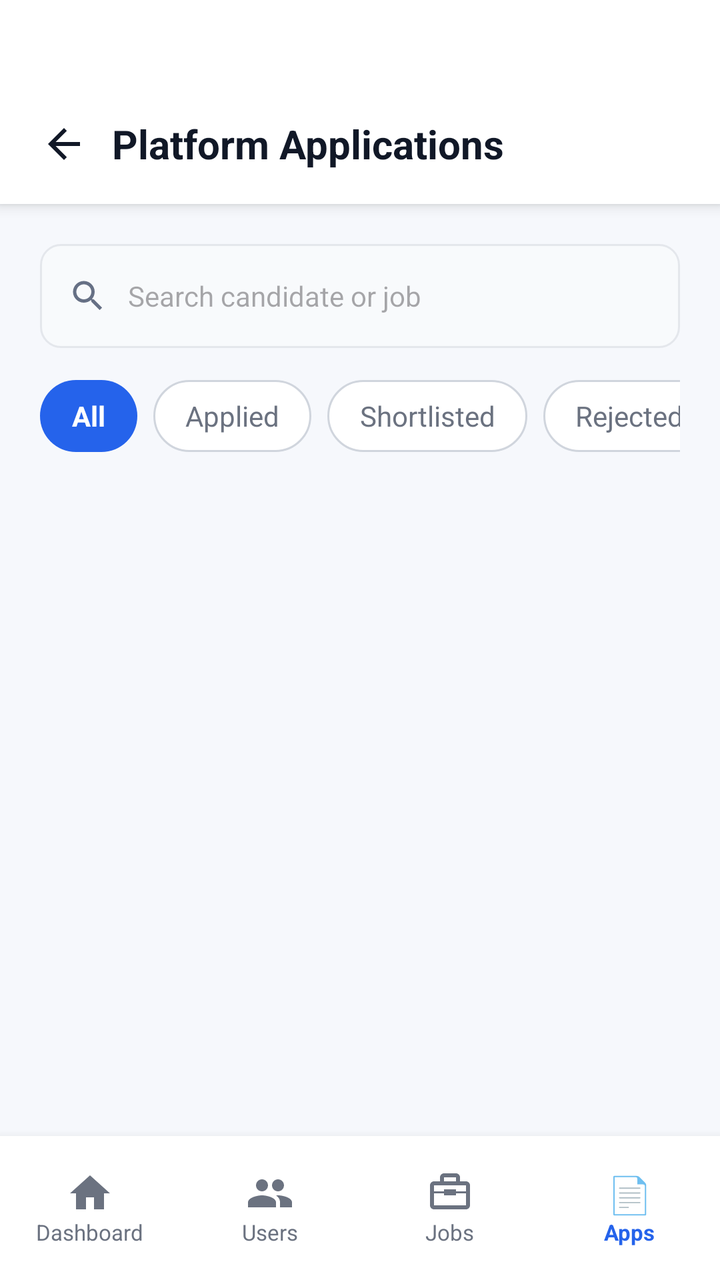
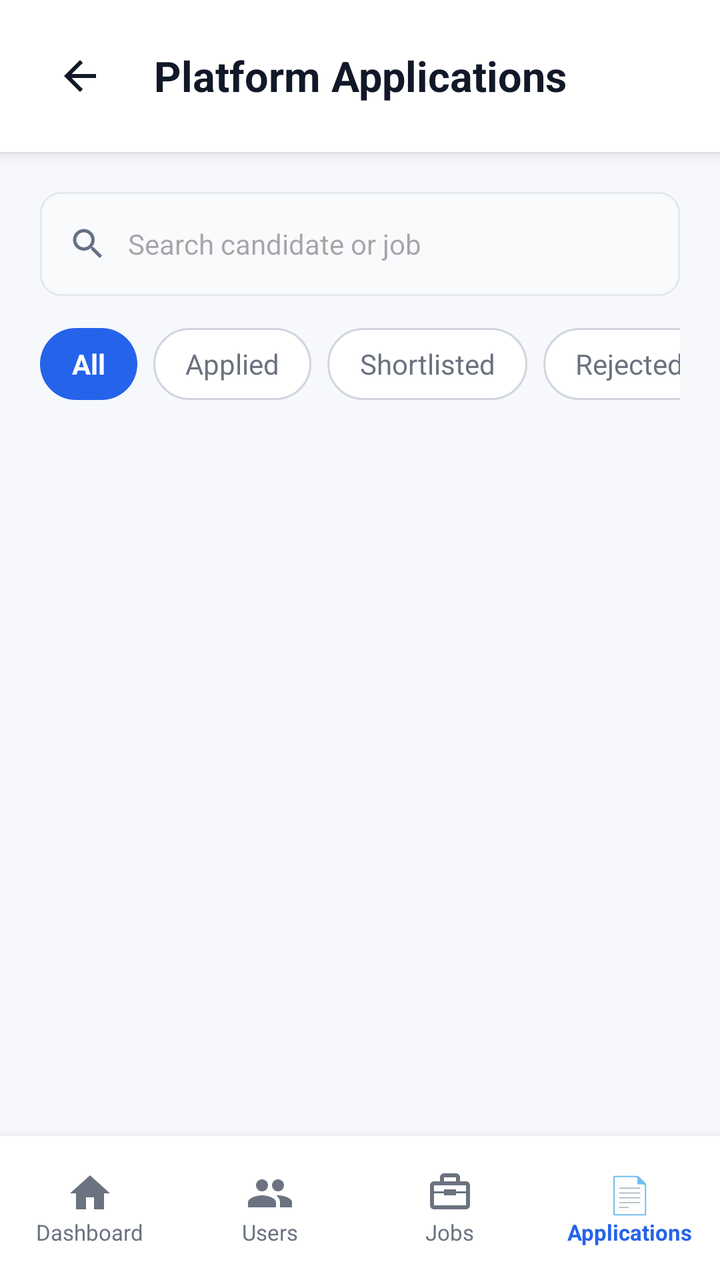

Screens rendered from an Android XML layout before and after an edit, with the pre-edit source and the edit as a unified diff.
<!-- AndroidManifest.xml: application theme Theme.CloudHire -->
<!-- res/layout/activity_admin_applications.xml -->
<?xml version="1.0" encoding="utf-8"?>
<LinearLayout xmlns:android="http://schemas.android.com/apk/res/android"
    xmlns:app="http://schemas.android.com/apk/res-auto"
    android:layout_width="match_parent"
    android:layout_height="match_parent"
    android:background="@color/dashboard_background"
    android:fitsSystemWindows="true"
    android:orientation="vertical">

    
    <LinearLayout
        android:layout_width="match_parent"
        android:layout_height="102dp"
        android:background="@android:color/white"
        android:elevation="4dp"
        android:gravity="center_vertical"
        android:orientation="horizontal"
        android:paddingStart="8dp"
        android:paddingTop="42dp"
        android:paddingEnd="16dp">

        <ImageButton
            android:id="@+id/btnAdminAppsBack"
            android:layout_width="48dp"
            android:layout_height="48dp"
            android:background="?attr/selectableItemBackgroundBorderless"
            android:contentDescription="Back"
            android:padding="12dp"
            android:src="@drawable/ic_arrow_back"
            app:tint="@color/dashboard_text_primary" />

        <TextView
            android:layout_width="0dp"
            android:layout_height="wrap_content"
            android:layout_weight="1"
            android:text="Platform Applications"
            android:textColor="@color/dashboard_text_primary"
            android:textSize="20sp"
            android:textStyle="bold" />
    </LinearLayout>

    
    <LinearLayout
        android:layout_width="match_parent"
        android:layout_height="wrap_content"
        android:orientation="vertical"
        android:padding="20dp">

        <LinearLayout
            android:layout_width="match_parent"
            android:layout_height="52dp"
            android:background="@drawable/bg_applicant_search"
            android:gravity="center_vertical"
            android:orientation="horizontal"
            android:paddingStart="14dp"
            android:paddingEnd="14dp">
            <ImageView
                android:layout_width="20dp"
                android:layout_height="20dp"
                android:src="@drawable/ic_search" />
            <EditText
                android:id="@+id/etAppSearch"
                android:layout_width="match_parent"
                android:layout_height="match_parent"
                android:background="@android:color/transparent"
                android:hint="Search candidate or job"
                android:inputType="text"
                android:paddingStart="10dp"
                android:textSize="14sp" />
        </LinearLayout>

        <HorizontalScrollView
            android:layout_width="match_parent"
            android:layout_height="wrap_content"
            android:layout_marginTop="16dp"
            android:scrollbars="none">
            <LinearLayout
                android:layout_width="wrap_content"
                android:layout_height="wrap_content"
                android:orientation="horizontal">
                <TextView
                    android:id="@+id/filterAppAll"
                    android:layout_width="wrap_content"
                    android:layout_height="36dp"
                    android:background="@drawable/bg_filter_active"
                    android:gravity="center"
                    android:paddingStart="16dp"
                    android:paddingEnd="16dp"
                    android:text="All"
                    android:textColor="@android:color/white"
                    android:textStyle="bold" />
                <TextView
                    android:id="@+id/filterAppApplied"
                    android:layout_width="wrap_content"
                    android:layout_height="36dp"
                    android:layout_marginStart="8dp"
                    android:background="@drawable/bg_filter_inactive"
                    android:gravity="center"
                    android:paddingStart="16dp"
                    android:paddingEnd="16dp"
                    android:text="Applied"
                    android:textColor="@color/dashboard_text_secondary" />
                <TextView
                    android:id="@+id/filterAppShortlisted"
                    android:layout_width="wrap_content"
                    android:layout_height="36dp"
                    android:layout_marginStart="8dp"
                    android:background="@drawable/bg_filter_inactive"
                    android:gravity="center"
                    android:paddingStart="16dp"
                    android:paddingEnd="16dp"
                    android:text="Shortlisted"
                    android:textColor="@color/dashboard_text_secondary" />
                <TextView
                    android:id="@+id/filterAppRejected"
                    android:layout_width="wrap_content"
                    android:layout_height="36dp"
                    android:layout_marginStart="8dp"
                    android:background="@drawable/bg_filter_inactive"
                    android:gravity="center"
                    android:paddingStart="16dp"
                    android:paddingEnd="16dp"
                    android:text="Rejected"
                    android:textColor="@color/dashboard_text_secondary" />
            </LinearLayout>
        </HorizontalScrollView>
    </LinearLayout>

    
    <ScrollView
        android:layout_width="match_parent"
        android:layout_height="0dp"
        android:layout_weight="1">
        <LinearLayout
            android:id="@+id/appListContainer"
            android:layout_width="match_parent"
            android:layout_height="wrap_content"
            android:orientation="vertical"
            android:paddingStart="20dp"
            android:paddingEnd="20dp"
            android:paddingBottom="20dp" />
    </ScrollView>

    
    <LinearLayout
        android:layout_width="match_parent"
        android:layout_height="72dp"
        android:background="@android:color/white"
        android:elevation="8dp"
        android:gravity="center_vertical"
        android:orientation="horizontal">

        <LinearLayout
            android:id="@+id/navAdminHome"
            android:layout_width="0dp"
            android:layout_height="match_parent"
            android:layout_weight="1"
            android:clickable="true"
            android:focusable="true"
            android:gravity="center"
            android:orientation="vertical">
            <ImageView
                android:layout_width="24dp"
                android:layout_height="24dp"
                android:src="@drawable/recruiter_dashboard_home"
                app:tint="@color/dashboard_text_secondary" />
            <TextView
                android:layout_width="wrap_content"
                android:layout_height="wrap_content"
                android:text="Dashboard"
                android:textColor="@color/dashboard_text_secondary"
                android:textSize="11sp" />
        </LinearLayout>

        <LinearLayout
            android:id="@+id/navAdminUsers"
            android:layout_width="0dp"
            android:layout_height="match_parent"
            android:layout_weight="1"
            android:clickable="true"
            android:focusable="true"
            android:gravity="center"
            android:orientation="vertical">
            <ImageView
                android:layout_width="24dp"
                android:layout_height="24dp"
                android:src="@drawable/recruiter_dashboard_people"
                app:tint="@color/dashboard_text_secondary" />
            <TextView
                android:layout_width="wrap_content"
                android:layout_height="wrap_content"
                android:text="Users"
                android:textColor="@color/dashboard_text_secondary"
                android:textSize="11sp" />
        </LinearLayout>

        <LinearLayout
            android:id="@+id/navAdminJobs"
            android:layout_width="0dp"
            android:layout_height="match_parent"
            android:layout_weight="1"
            android:clickable="true"
            android:focusable="true"
            android:gravity="center"
            android:orientation="vertical">
            <ImageView
                android:layout_width="24dp"
                android:layout_height="24dp"
                android:src="@drawable/recruiter_dashboard_briefcase"
                app:tint="@color/dashboard_text_secondary" />
            <TextView
                android:layout_width="wrap_content"
                android:layout_height="wrap_content"
                android:text="Jobs"
                android:textColor="@color/dashboard_text_secondary"
                android:textSize="11sp" />
        </LinearLayout>

        <LinearLayout
            android:id="@+id/navAdminApps"
            android:layout_width="0dp"
            android:layout_height="match_parent"
            android:layout_weight="1"
            android:clickable="true"
            android:focusable="true"
            android:gravity="center"
            android:orientation="vertical">
            <TextView
                android:layout_width="wrap_content"
                android:layout_height="24dp"
                android:text="📄"
                android:textColor="@color/dashboard_primary"
                android:textSize="18sp"
                android:textStyle="bold" />
            <TextView
                android:layout_width="wrap_content"
                android:layout_height="wrap_content"
                android:text="Apps"
                android:textColor="@color/dashboard_primary"
                android:textSize="11sp"
                android:textStyle="bold" />
        </LinearLayout>
    </LinearLayout>
</LinearLayout>
<!-- resources referenced by this layout -->
<resources>
  <color name="dashboard_background">#F6F8FC</color>
  <color name="dashboard_primary">#2563EB</color>
  <color name="dashboard_text_primary">#111827</color>
  <color name="dashboard_text_secondary">#6B7280</color>
  <!-- drawable bg_applicant_search (drawable) -->
  <?xml version="1.0" encoding="utf-8"?>
  <shape xmlns:android="http://schemas.android.com/apk/res/android">
  
      <solid android:color="#F8FAFC" />
  
      <corners android:radius="10dp" />
  
      <stroke
          android:width="1dp"
          android:color="#E4E7EC" />
  
  </shape>
  <!-- drawable bg_filter_active (drawable) -->
  <?xml version="1.0" encoding="utf-8"?>
  <shape xmlns:android="http://schemas.android.com/apk/res/android">
  
      <solid android:color="#2563EB" />
  
      <corners android:radius="20dp" />
  
  </shape>
  <!-- drawable bg_filter_inactive (drawable) -->
  <?xml version="1.0" encoding="utf-8"?>
  <shape xmlns:android="http://schemas.android.com/apk/res/android">
  
      <solid android:color="#FFFFFF" />
  
      <corners android:radius="20dp" />
  
      <stroke
          android:width="1dp"
          android:color="#D0D5DD" />
  
  </shape>
  <!-- drawable ic_arrow_back (drawable) -->
  <?xml version="1.0" encoding="utf-8"?>
  <vector
      xmlns:android="http://schemas.android.com/apk/res/android"
      android:width="24dp"
      android:height="24dp"
      android:viewportWidth="24"
      android:viewportHeight="24">
  
      <path
          android:fillColor="#1E3A8A"
          android:pathData="M20,11H7.83l5.59,-5.59L12,4l-8,8 8,8 1.41,-1.41L7.83,13H20v-2z" />
  
  </vector>
  <!-- drawable ic_search (drawable) -->
  <?xml version="1.0" encoding="utf-8"?>
  <vector xmlns:android="http://schemas.android.com/apk/res/android"
      android:width="24dp"
      android:height="24dp"
      android:viewportWidth="24"
      android:viewportHeight="24"
      android:tint="#667085">
      <path
          android:fillColor="@android:color/white"
          android:pathData="M15.5,14h-0.79l-0.28,-0.27C15.41,12.59 16,11.11 16,9.5 16,5.91 13.09,3 9.5,3S3,5.91 3,9.5 5.91,16 9.5,16c1.61,0 3.09,-0.59 4.23,-1.57l0.27,0.28v0.79l5,4.99L20.49,19l-4.99,-5zM9.5,14C7.01,14 5,11.99 5,9.5S7.01,5 9.5,5 14,7.01 14,9.5 11.99,14 9.5,14z" />
  </vector>
  <!-- drawable recruiter_dashboard_briefcase (drawable) -->
  <?xml version="1.0" encoding="utf-8"?>
  <vector xmlns:android="http://schemas.android.com/apk/res/android"
      android:width="24dp"
      android:height="24dp"
      android:viewportWidth="24"
      android:viewportHeight="24">
  
      <path
          android:fillColor="#667085"
          android:pathData="M20,6h-3V4c0,-1.1 -0.9,-2 -2,-2H9c-1.1,0 -2,0.9 -2,2v2H4c-1.1,0 -2,0.9 -2,2v10c0,1.1 0.9,2 2,2h16c1.1,0 2,-0.9 2,-2V8c0,-1.1 -0.9,-2 -2,-2zM9,4h6v2H9V4zM20,18H4v-6h5v1h6v-1h5v6zM9,11H4V8h16v3h-5v-1H9v1z" />
  
  </vector>
  <!-- drawable recruiter_dashboard_home (drawable) -->
  <?xml version="1.0" encoding="utf-8"?>
  <vector xmlns:android="http://schemas.android.com/apk/res/android"
      android:width="24dp"
      android:height="24dp"
      android:viewportWidth="24"
      android:viewportHeight="24">
  
      <path
          android:fillColor="#2563EB"
          android:pathData="M10,20v-6h4v6h5v-8h3L12,3 2,12h3v8z" />
  
  </vector>
  <!-- drawable recruiter_dashboard_people (drawable) -->
  <?xml version="1.0" encoding="utf-8"?>
  <vector xmlns:android="http://schemas.android.com/apk/res/android"
      android:width="24dp"
      android:height="24dp"
      android:viewportWidth="24"
      android:viewportHeight="24">
  
      <path
          android:fillColor="#667085"
          android:pathData="M16,11c1.66,0 2.99,-1.34 2.99,-3S17.66,5 16,5s-3,1.34 -3,3 1.34,3 3,3zM8,11c1.66,0 2.99,-1.34 2.99,-3S9.66,5 8,5 5,6.34 5,8s1.34,3 3,3zM8,13c-2.33,0 -7,1.17 -7,3.5V19h14v-2.5C15,14.17 10.33,13 8,13zM16,13c-0.29,0 -0.62,0.02 -0.97,0.05 1.16,0.84 1.97,1.94 1.97,3.45V19h6v-2.5c0,-2.33 -4.67,-3.5 -7,-3.5z" />
  
  </vector>
  <style name="Theme.CloudHire" parent="Base.Theme.CloudHire" />
  <style name="Base.Theme.CloudHire" parent="Theme.Material3.DayNight.NoActionBar">
          
          
      </style>
</resources>

<!-- the commit's change to res/layout/activity_admin_applications.xml (unified diff, before → after) -->
@@ -1,5 +1,6 @@
 <?xml version="1.0" encoding="utf-8"?>
-<LinearLayout xmlns:android="http://schemas.android.com/apk/res/android"
+<LinearLayout
+    xmlns:android="http://schemas.android.com/apk/res/android"
     xmlns:app="http://schemas.android.com/apk/res-auto"
     android:layout_width="match_parent"
     android:layout_height="match_parent"
@@ -8,38 +9,47 @@
     android:orientation="vertical">
 
     
+
     <LinearLayout
         android:layout_width="match_parent"
-        android:layout_height="102dp"
-        android:background="@android:color/white"
-        android:elevation="4dp"
+        android:layout_height="76dp"
+        android:orientation="horizontal"
         android:gravity="center_vertical"
-        android:orientation="horizontal"
-        android:paddingStart="8dp"
-        android:paddingTop="42dp"
-        android:paddingEnd="16dp">
+        android:paddingStart="16dp"
+        android:paddingEnd="16dp"
+        android:background="#FFFFFF"
+        android:elevation="4dp">
 
         <ImageButton
             android:id="@+id/btnAdminAppsBack"
             android:layout_width="48dp"
             android:layout_height="48dp"
-            android:background="?attr/selectableItemBackgroundBorderless"
+            android:background="@android:color/transparent"
+            android:src="@drawable/ic_arrow_back"
+            android:padding="12dp"
             android:contentDescription="Back"
-            android:padding="12dp"
-            android:src="@drawable/ic_arrow_back"
             app:tint="@color/dashboard_text_primary" />
 
         <TextView
             android:layout_width="0dp"
             android:layout_height="wrap_content"
             android:layout_weight="1"
+            android:gravity="center"
             android:text="Platform Applications"
             android:textColor="@color/dashboard_text_primary"
-            android:textSize="20sp"
+            android:textSize="21sp"
             android:textStyle="bold" />
+
+        
+        <View
+            android:layout_width="48dp"
+            android:layout_height="48dp" />
+
     </LinearLayout>
 
-    
+
+    
+
     <LinearLayout
         android:layout_width="match_parent"
         android:layout_height="wrap_content"
@@ -54,10 +64,12 @@
             android:orientation="horizontal"
             android:paddingStart="14dp"
             android:paddingEnd="14dp">
+
             <ImageView
                 android:layout_width="20dp"
                 android:layout_height="20dp"
                 android:src="@drawable/ic_search" />
+
             <EditText
                 android:id="@+id/etAppSearch"
                 android:layout_width="match_parent"
@@ -67,17 +79,21 @@
                 android:inputType="text"
                 android:paddingStart="10dp"
                 android:textSize="14sp" />
-        </LinearLayout>
+
+        </LinearLayout>
+
 
         <HorizontalScrollView
             android:layout_width="match_parent"
             android:layout_height="wrap_content"
             android:layout_marginTop="16dp"
             android:scrollbars="none">
+
             <LinearLayout
                 android:layout_width="wrap_content"
                 android:layout_height="wrap_content"
                 android:orientation="horizontal">
+
                 <TextView
                     android:id="@+id/filterAppAll"
                     android:layout_width="wrap_content"
@@ -89,6 +105,7 @@
                     android:text="All"
                     android:textColor="@android:color/white"
                     android:textStyle="bold" />
+
                 <TextView
                     android:id="@+id/filterAppApplied"
                     android:layout_width="wrap_content"
@@ -100,6 +117,7 @@
                     android:paddingEnd="16dp"
                     android:text="Applied"
                     android:textColor="@color/dashboard_text_secondary" />
+
                 <TextView
                     android:id="@+id/filterAppShortlisted"
                     android:layout_width="wrap_content"
@@ -111,6 +129,7 @@
                     android:paddingEnd="16dp"
                     android:text="Shortlisted"
                     android:textColor="@color/dashboard_text_secondary" />
+
                 <TextView
                     android:id="@+id/filterAppRejected"
                     android:layout_width="wrap_content"
@@ -122,15 +141,22 @@
                     android:paddingEnd="16dp"
                     android:text="Rejected"
                     android:textColor="@color/dashboard_text_secondary" />
+
             </LinearLayout>
+
         </HorizontalScrollView>
+
     </LinearLayout>
 
-    
+
+    
+
     <ScrollView
         android:layout_width="match_parent"
         android:layout_height="0dp"
-        android:layout_weight="1">
+        android:layout_weight="1"
+        android:contentDescription="Applications list">
+
         <LinearLayout
             android:id="@+id/appListContainer"
             android:layout_width="match_parent"
@@ -139,9 +165,12 @@
             android:paddingStart="20dp"
             android:paddingEnd="20dp"
             android:paddingBottom="20dp" />
+
     </ScrollView>
 
-    
+
+    
+
     <LinearLayout
         android:layout_width="match_parent"
         android:layout_height="72dp"
@@ -150,6 +179,8 @@
         android:gravity="center_vertical"
         android:orientation="horizontal">
 
+        
+
         <LinearLayout
             android:id="@+id/navAdminHome"
             android:layout_width="0dp"
@@ -159,18 +190,24 @@
             android:focusable="true"
             android:gravity="center"
             android:orientation="vertical">
+
             <ImageView
                 android:layout_width="24dp"
                 android:layout_height="24dp"
                 android:src="@drawable/recruiter_dashboard_home"
                 app:tint="@color/dashboard_text_secondary" />
+
             <TextView
                 android:layout_width="wrap_content"
                 android:layout_height="wrap_content"
                 android:text="Dashboard"
                 android:textColor="@color/dashboard_text_secondary"
                 android:textSize="11sp" />
-        </LinearLayout>
+
+        </LinearLayout>
+
+
+        
 
         <LinearLayout
             android:id="@+id/navAdminUsers"
@@ -181,18 +218,24 @@
             android:focusable="true"
             android:gravity="center"
             android:orientation="vertical">
+
             <ImageView
                 android:layout_width="24dp"
                 android:layout_height="24dp"
                 android:src="@drawable/recruiter_dashboard_people"
                 app:tint="@color/dashboard_text_secondary" />
+
             <TextView
                 android:layout_width="wrap_content"
                 android:layout_height="wrap_content"
                 android:text="Users"
                 android:textColor="@color/dashboard_text_secondary"
                 android:textSize="11sp" />
-        </LinearLayout>
+
+        </LinearLayout>
+
+
+        
 
         <LinearLayout
             android:id="@+id/navAdminJobs"
@@ -203,18 +246,24 @@
             android:focusable="true"
             android:gravity="center"
             android:orientation="vertical">
+
             <ImageView
                 android:layout_width="24dp"
                 android:layout_height="24dp"
                 android:src="@drawable/recruiter_dashboard_briefcase"
                 app:tint="@color/dashboard_text_secondary" />
+
             <TextView
                 android:layout_width="wrap_content"
                 android:layout_height="wrap_content"
                 android:text="Jobs"
                 android:textColor="@color/dashboard_text_secondary"
                 android:textSize="11sp" />
-        </LinearLayout>
+
+        </LinearLayout>
+
+
+        
 
         <LinearLayout
             android:id="@+id/navAdminApps"
@@ -225,6 +274,7 @@
             android:focusable="true"
             android:gravity="center"
             android:orientation="vertical">
+
             <TextView
                 android:layout_width="wrap_content"
                 android:layout_height="24dp"
@@ -232,13 +282,17 @@
                 android:textColor="@color/dashboard_primary"
                 android:textSize="18sp"
                 android:textStyle="bold" />
-            <TextView
-                android:layout_width="wrap_content"
-                android:layout_height="wrap_content"
-                android:text="Apps"
+
+            <TextView
+                android:layout_width="wrap_content"
+                android:layout_height="wrap_content"
+                android:text="Applications"
                 android:textColor="@color/dashboard_primary"
                 android:textSize="11sp"
                 android:textStyle="bold" />
-        </LinearLayout>
+
+        </LinearLayout>
+
     </LinearLayout>
+
 </LinearLayout>
